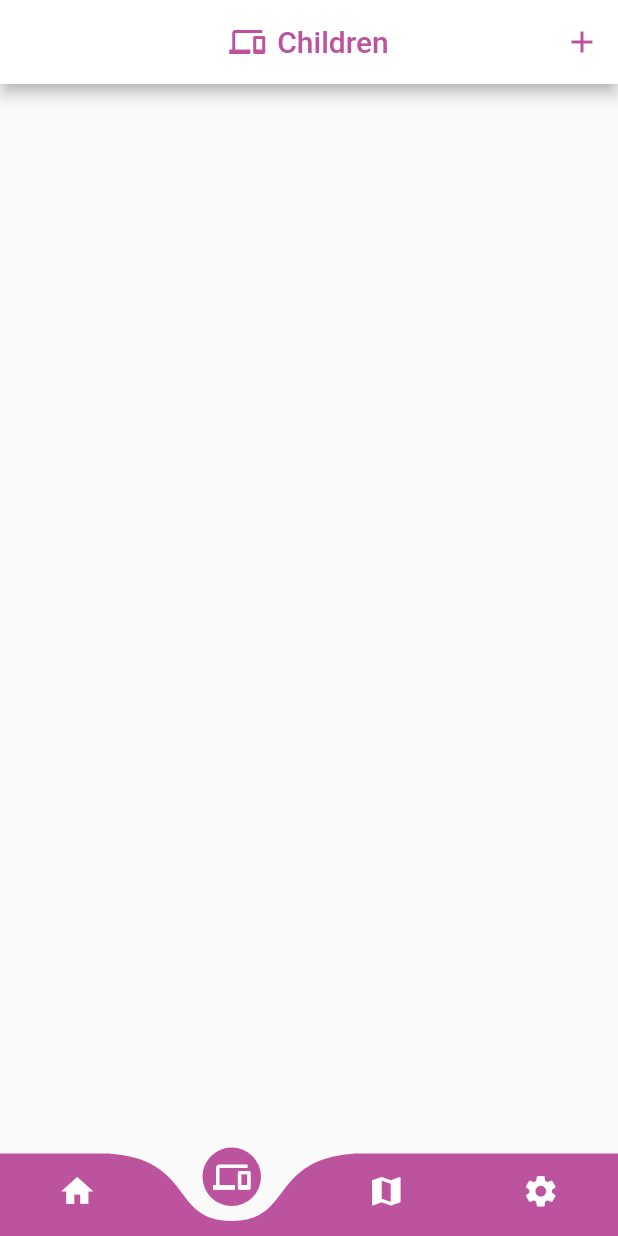
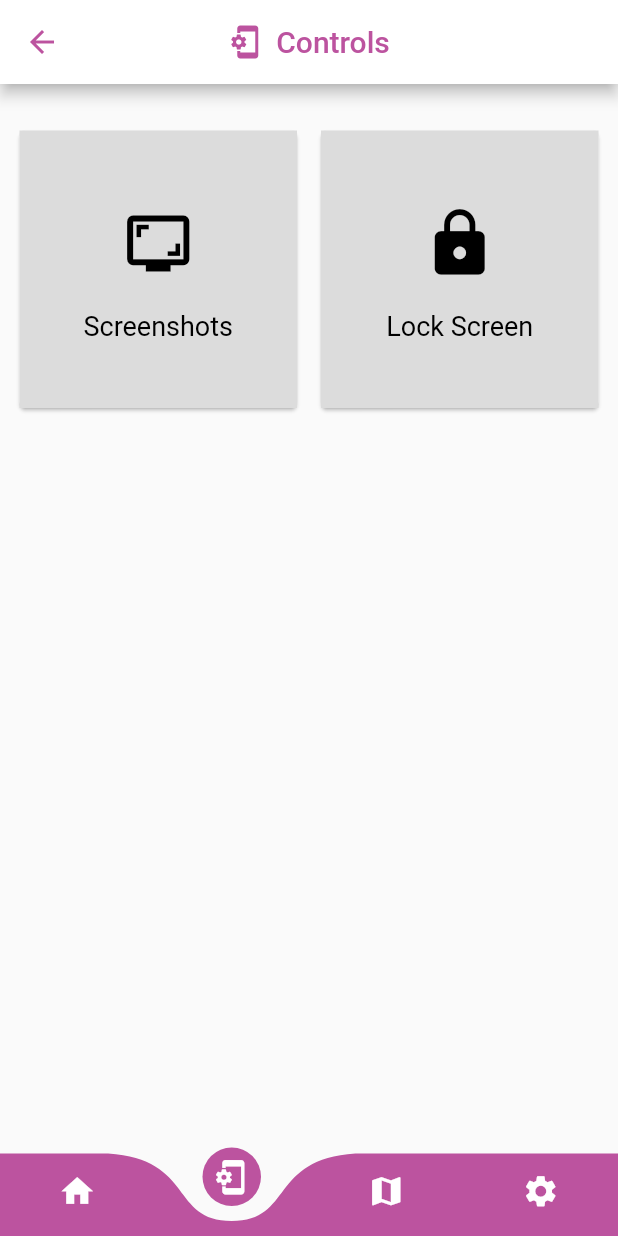
Before and after one commit to WeParent/WeParent, a Flutter app: the NavBar2 screen opened by its route, item 2 of the bottom bar chosen, on a phone screen of 412 x 824 dp. Run offline on Flutter 3.47's test engine with Material 2 defaults, Android fonts, the phone set to English and light mode, and no system bars; our stand-ins replace fl_chart, fluttertoast, google_maps_flutter, image_picker, lite_rolling_switch and 2 more; missing offline and left inert: dart:ffi, intro_views_flutter, maps_toolkit, mobile_scanner, platform_device_id; accounts and stored records are empty; network calls fail; project files that could hold a hidden picture were left out.

Commit message:
integration 10/05

```diff
--- a/lib/routes/routes.dart
+++ b/lib/routes/routes.dart
@@ -5,6 +5,7 @@ import 'package:weparent/view//login/login_screen.dart';
 import 'package:weparent/view//signup/signup_screen.dart';
 import 'package:weparent/view//welcome/welcome_screen.dart';
 import 'package:weparent/view/children/children_screen.dart';
+import 'package:weparent/view/controls/controls_screen.dart';
 import 'package:weparent/view/home/home_screen.dart';
 import 'package:weparent/view/navbar/navBar.dart';
 import 'package:weparent/view/children/linkChild/linkChild_screen.dart';
@@ -30,6 +31,7 @@ final Map<String, WidgetBuilder> routes = {
   '/passwordreset':(context) => PasswordResetScreen(),
   '/navbar':(context) => NavBar(),
   '/children':(context) => ChildrenScreen(),
+  '/controls':(context) => ControlsScreen(),
     '/navbar2':(context) => const NavBar2(),
   '/scan': (context) => ScanScreen(),
   '/linkchild': (context) => LinkChildScreen(),
--- a/lib/utils/constants.dart
+++ b/lib/utils/constants.dart
@@ -1 +1 @@
-const String SERVER_URL = "http://192.168.1.124:9090";
+const String SERVER_URL = "http://192.168.1.16:9090";
--- a/lib/view/children/linkChild/scanQR/scan_screen.dart
+++ b/lib/view/children/linkChild/scanQR/scan_screen.dart
@@ -87,7 +87,7 @@ class _ScanScreenState extends State<ScanScreen> {
             "Child device linked successfully",
             textAlign: TextAlign.center,
             style: TextStyle(
-              fontSize: 16,
+
               fontWeight: FontWeight.normal,
             ),
           ),
--- /dev/null
+++ b/lib/view/controls/controls_screen.dart
@@ -0,0 +1,119 @@
+import 'package:flutter/material.dart';
+import 'package:http/http.dart' as http;
+import 'package:shared_preferences/shared_preferences.dart';
+import 'dart:convert';
+import '/utils/constants.dart' as constants;
+import 'package:weparent/view/login/login_screen.dart';
+
+class ControlsScreen extends StatefulWidget {
+
+  const ControlsScreen({super.key});
+  @override
+  _ControlsScreenState createState() => _ControlsScreenState();
+}
+
+class _ControlsScreenState extends State<ControlsScreen> {
+
+  @override
+  Widget build(BuildContext context) {
+    return Scaffold(
+      appBar : AppBar(
+          automaticallyImplyLeading: false,
+        leading: IconButton(
+        icon: Icon(Icons.arrow_back),
+        onPressed: () {
+        // Handle back button press
+        Navigator.pop(context);
+        },
+        ),
+          iconTheme: const IconThemeData(color: Color(0xFFBC539F)),
+          title: const Text.rich(
+            TextSpan(
+              children: [
+                WidgetSpan(
+                  child: Padding(
+                    padding: const EdgeInsets.only(right: 8.0),
+                    child: Icon(Icons.phonelink_setup),
+                  ),
+                ),
+                TextSpan(text: 'Controls'),
+              ],
+            ),
+          ),
+          foregroundColor: const Color(0xFFBC539F),
+          centerTitle: true),
+
+      body: Container(
+        padding: EdgeInsets.symmetric(vertical: 20.0, horizontal: 2.0),
+        child: GridView.count(
+          crossAxisCount: 2,
+          padding: EdgeInsets.all(3.0),
+          children: <Widget>[
+            Card(
+            elevation: 1.0,
+            margin: new EdgeInsets.all(8.0),
+            child: Container(
+              decoration: BoxDecoration(color: Color.fromRGBO(220, 220, 220, 1.0)),
+              child: new InkWell(
+                onTap: () {},
+                child: Column(
+                  crossAxisAlignment: CrossAxisAlignment.stretch,
+                  mainAxisSize: MainAxisSize.min,
+                  verticalDirection: VerticalDirection.down,
+                  children: <Widget>[
+                    SizedBox(height: 50.0),
+                    Center(
+                        child: Icon(
+                          Icons.screenshot_monitor,
+                          size: 50.0,
+                          color: Colors.black,
+                        )),
+                    SizedBox(height: 20.0),
+                    new Center(
+                      child: new Text("Screenshots",
+                          style:
+                          new TextStyle(fontSize: 18.0, color: Colors.black)),
+                    )
+                  ],
+                ),
+              ),
+            )),
+        Card(
+            elevation: 1.0,
+            margin: new EdgeInsets.all(8.0),
+            child: Container(
+              decoration: BoxDecoration(color: Color.fromRGBO(220, 220, 220, 1.0)),
+              child:  InkWell(
+                onTap: () {},
+                child: Column(
+                  crossAxisAlignment: CrossAxisAlignment.stretch,
+                  mainAxisSize: MainAxisSize.min,
+                  verticalDirection: VerticalDirection.down,
+                  children: <Widget>[
+                    SizedBox(height: 50.0),
+                    const Center(
+                        child: Icon(
+                          Icons.lock,
+                          size: 50.0,
+                          color: Colors.black,
+                        )),
+                    SizedBox(height: 20.0),
+                     Center(
+                      child:  Text("Lock Screen",
+                          style:
+                           TextStyle(fontSize: 18.0, color: Colors.black)),
+                    )
+                  ],
+                ),
+              ),
+            ))
+          ],
+        ),
+      )
+
+    );
+  }
+
+
+
+}
--- a/lib/view/map/map.dart
+++ b/lib/view/map/map.dart
@@ -43,6 +43,7 @@ class mapsState extends State<map> {
   // tjibhom mel back tzid f child entity LocationPoint1 , 2 ,3 , 4
   List<LatLng> points = [];
   List<LatLng> serverPoints = [];
+
 
   //updateLocation taaytelha init state
   void UpdateLocation() async {
@@ -109,7 +110,6 @@ class mapsState extends State<map> {
         final prefs = await SharedPreferences.getInstance();
         prefs.setString('LASTLATITUDE', loc.latitude.toString());
         prefs.setString('LASTLONGITUDE', loc.longitude.toString());
-
         setState(() {
           _Latitude = double.parse(loc.latitude!);
           _Longitude = double.parse(loc.longitude!);
@@ -306,6 +306,7 @@ class mapsState extends State<map> {
 
   @override
   void dispose() {
+    socket.dispose();
     super.dispose();
   }
 
@@ -411,6 +412,7 @@ class mapsState extends State<map> {
               markers: {
                 Marker(
                   markerId: const MarkerId("currentLocation"),
+
                   position: LatLng(
                       //_latitude
                       _Latitude!,
--- a/lib/view/navbar/navbar.dart
+++ b/lib/view/navbar/navbar.dart
@@ -10,6 +10,7 @@ import 'package:http/http.dart' as http;
 
 import 'package:weparent/view/children/children_screen.dart';
 import 'package:weparent/view/home/home_screen.dart';
+import 'package:weparent/view/controls/controls_screen.dart';
 import 'package:weparent/view/navbar/widgets/curved_navigation_bar.dart';
 import 'package:weparent/view/map/map.dart';
 import 'package:weparent/view/settings/settings_screen.dart';
@@ -36,12 +37,7 @@ class _NavBarState extends State<NavBar> {
   int _backButtonTapCount = 0;
 
 
-
-
-
-
-
-  final List<Widget> _screens = [home_screen(), const ChildrenScreen(), map(), Settings()];
+  final List<Widget> _screens = [home_screen(), ChildrenScreen(), map(), Settings()];
 
   void _onItemTapped(int index) {
     setState(() {
@@ -95,7 +91,7 @@ class _NavBarState extends State<NavBar> {
           bottomNavigationBar: CurvedNavigationBar(
               items: const <Widget>[
                 Icon(Icons.home, size: 25, color: Colors.white),
-                Icon(Icons.phonelink, size: 25, color: Colors.white),
+                Icon(Icons.phonelink_setup, size: 25, color: Colors.white),
                 Icon(Icons.map, size: 25, color: Colors.white),
                 Icon(Icons.settings, size: 25, color: Colors.white),
               ],
--- a/lib/view/navbar/navbar_with_settings_as_first.dart
+++ b/lib/view/navbar/navbar_with_settings_as_first.dart
@@ -3,6 +3,7 @@ import 'package:flutter/services.dart';
 import 'package:fluttertoast/fluttertoast.dart';
 
 import 'package:weparent/view/children/children_screen.dart';
+import 'package:weparent/view/controls/controls_screen.dart';
 import 'package:weparent/view/home/home_screen.dart';
 import 'package:weparent/view/navbar/widgets/curved_navigation_bar.dart';
 import 'package:weparent/view/map/map.dart';
@@ -20,7 +21,7 @@ class NavBar2 extends StatefulWidget {
 class _NavBar2State extends State<NavBar2> {
   int _selectedIndex = 3;
   int _backButtonTapCount = 0;
-  final List<Widget> _screens = [home_screen(), const ChildrenScreen(), map(), Settings()];
+  final List<Widget> _screens = [home_screen(), ControlsScreen(), map(), Settings()];
 
   @override
   void initState() {
@@ -65,7 +66,7 @@ class _NavBar2State extends State<NavBar2> {
           bottomNavigationBar: CurvedNavigationBar(
               items: const <Widget>[
                 Icon(Icons.home, size: 25, color: Colors.white),
-                Icon(Icons.phonelink, size: 25, color: Colors.white),
+                Icon(Icons.phonelink_setup, size: 25, color: Colors.white),
                 Icon(Icons.map, size: 25, color: Colors.white),
                 Icon(Icons.settings, size: 25, color: Colors.white),
               ],
--- a/pubspec.yaml
+++ b/pubspec.yaml
@@ -50,6 +50,7 @@ dependencies:
   socket_io_client: ^2.0.1
   platform_device_id: ^1.0.1
   maps_toolkit: ^2.0.1
+  fl_chart: ^0.62.0
 
 
 
```
Also changed, not shown: lib/view/children/children_screen.dart (+12 -3 lines), lib/view/children/linkChild/linkChild_screen.dart (+0 -9 lines), lib/view/home/child_item.dart (deleted, +0 -59 lines), lib/view/home/home_screen.dart (+2 -33 lines), lib/view/home/stats_screen.dart (added, +401 -0 lines), pubspec.lock.
